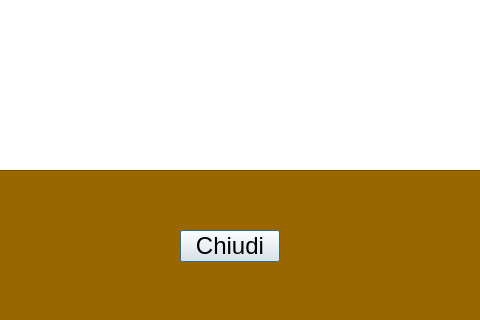
Qt form Source/situazdisp.ui (LoboBlanco761/Dispensa) before a commit; both pictures show x 160 to 640 and y 280 to 600 of the 800 by 600 pixel window.
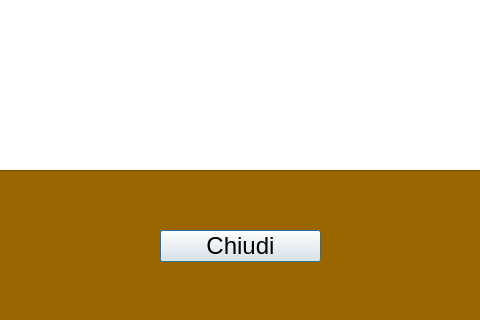
The same form after that commit.

Patch:
```diff
--- a/Source/situazdisp.ui
+++ b/Source/situazdisp.ui
@@ -291,9 +291,9 @@
   <widget class="QPushButton" name="pushButton_4">
    <property name="geometry">
     <rect>
-     <x>340</x>
+     <x>320</x>
      <y>510</y>
-     <width>100</width>
+     <width>161</width>
      <height>32</height>
     </rect>
    </property>
```
